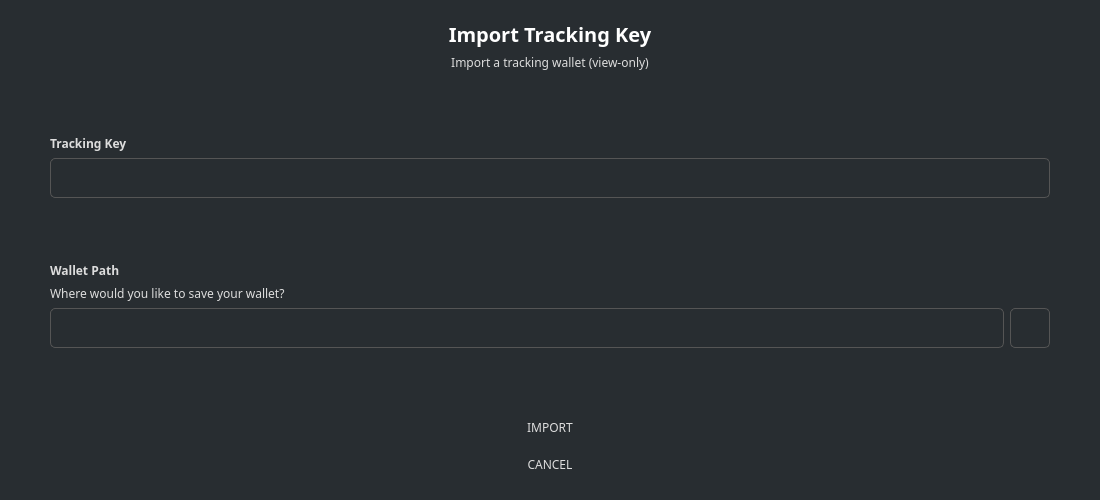
This is src/gui/ui/importtrackingdialog.ui in ConcealNetwork/conceal-desktop as Qt 5 draws it before an edit. The edited form follows.
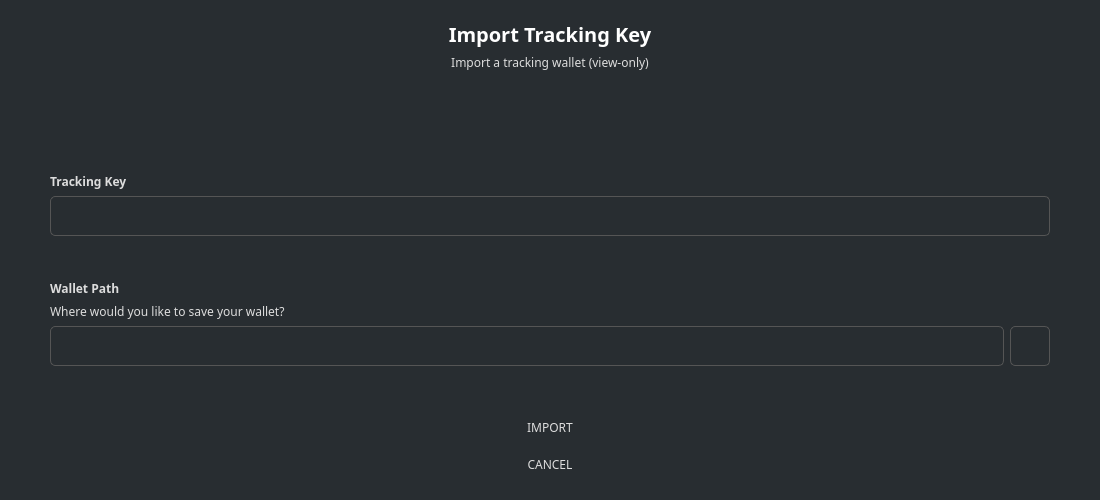
This is the edited form. Icons and pictures are not drawn.

Commit message: Improve import tracking - show error on dialog - allow only hexadecimal

The edit to the form file:
```diff
--- a/src/gui/ui/importtrackingdialog.ui
+++ b/src/gui/ui/importtrackingdialog.ui
@@ -101,6 +101,32 @@
         </property>
        </widget>
       </item>
+      <item>
+       <spacer name="verticalSpacer_4">
+        <property name="orientation">
+         <enum>Qt::Vertical</enum>
+        </property>
+        <property name="sizeHint" stdset="0">
+         <size>
+          <width>20</width>
+          <height>10</height>
+         </size>
+        </property>
+       </spacer>
+      </item>
+      <item>
+       <widget class="QLabel" name="m_errorLabel">
+        <property name="styleSheet">
+         <string notr="true">color: orange;</string>
+        </property>
+        <property name="text">
+         <string notr="true"/>
+        </property>
+        <property name="alignment">
+         <set>Qt::AlignCenter</set>
+        </property>
+       </widget>
+      </item>
       <item>
        <spacer name="verticalSpacer">
         <property name="orientation">
@@ -109,7 +135,7 @@
         <property name="sizeHint" stdset="0">
          <size>
           <width>20</width>
-          <height>40</height>
+          <height>10</height>
          </size>
         </property>
        </spacer>
```
Left out of the diff: 3 changed lines with no effect on the pictures. The commit also changes 4 other files.
